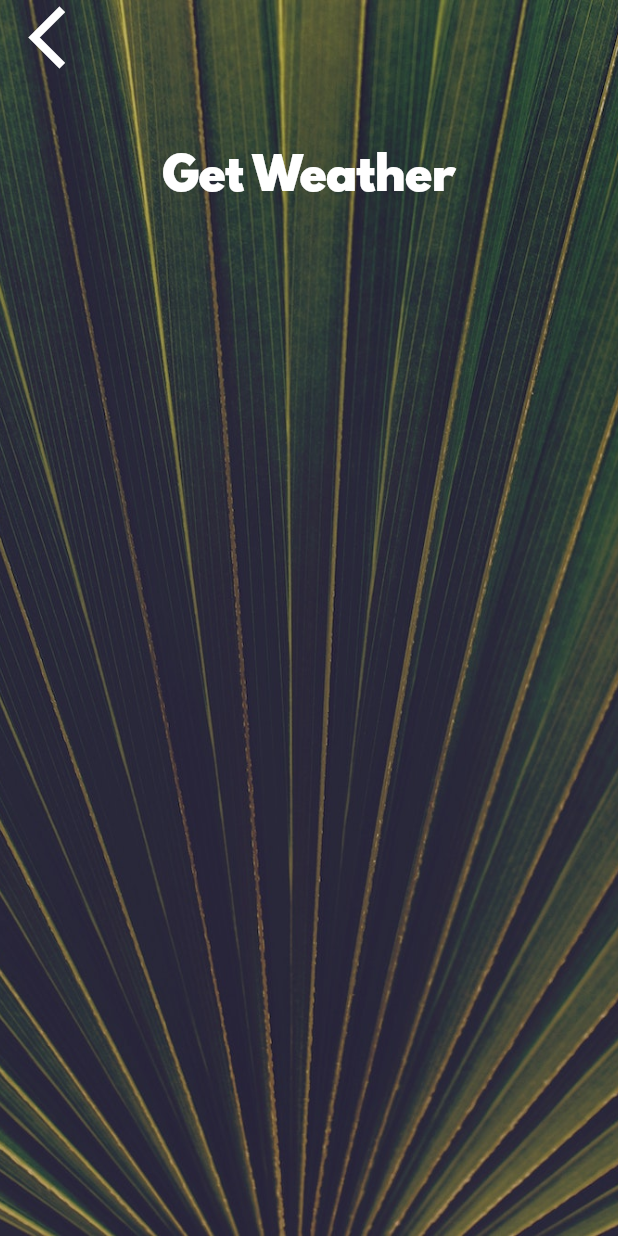
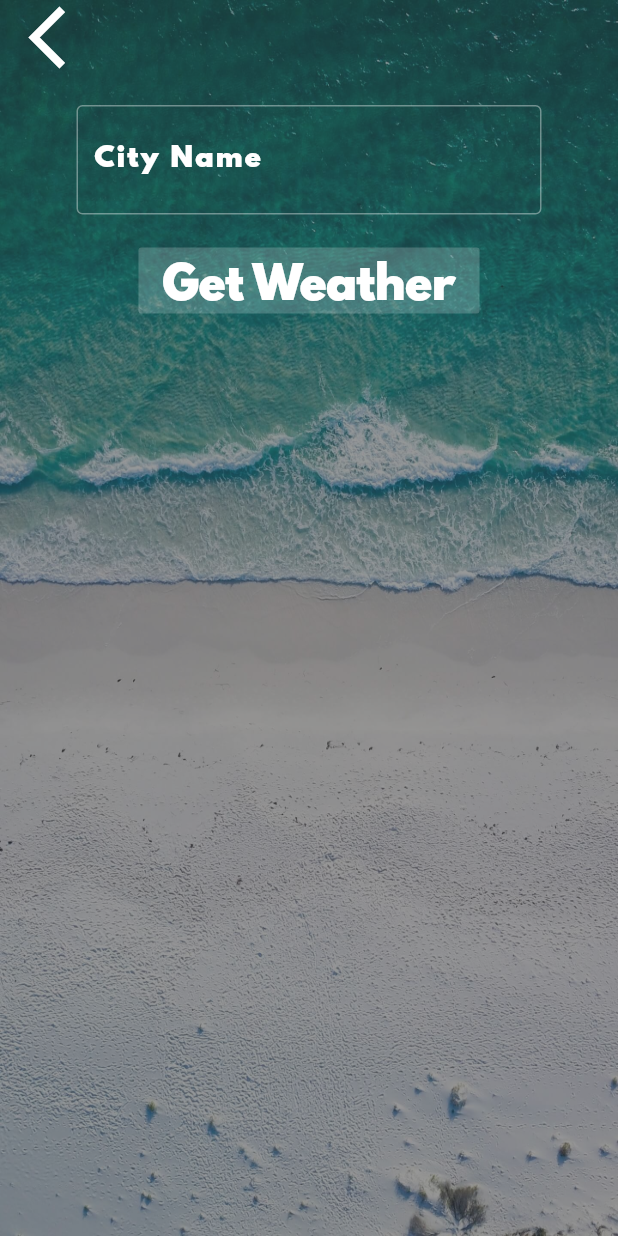
Before and after one commit to sanefc23/flutter_weather, a Flutter app: the CityScreen screen opened directly, on a phone screen of 412 x 824 dp. Run offline on Flutter 3.47's test engine with Material 2 defaults, Android fonts, the phone set to English and light mode, and no system bars; our stand-ins replace flutter_spinkit, geolocator; network calls fail; statements that could not run were skipped.

Commit message:
styled CityScreen with TextField

```diff
--- a/lib/screens/city_screen.dart
+++ b/lib/screens/city_screen.dart
@@ -10,21 +10,28 @@ class _CityScreenState extends State<CityScreen> {
   @override
   Widget build(BuildContext context) {
     return Scaffold(
+      resizeToAvoidBottomInset: false,
       body: Container(
         decoration: BoxDecoration(
           image: DecorationImage(
-            image: AssetImage('images/city_background.jpg'),
-            fit: BoxFit.cover,
+            image: AssetImage('images/bkg3.jpeg'),
+            fit: BoxFit.fill,
+            alignment: Alignment.topCenter,
+            colorFilter: ColorFilter.mode(
+                Colors.white.withOpacity(0.5), BlendMode.dstATop),
           ),
         ),
         constraints: BoxConstraints.expand(),
         child: SafeArea(
           child: Column(
+            mainAxisSize: MainAxisSize.max,
             children: <Widget>[
               Align(
                 alignment: Alignment.topLeft,
                 child: FlatButton(
-                  onPressed: () {},
+                  onPressed: () {
+                    Navigator.pop(context);
+                  },
                   child: Icon(
                     Icons.arrow_back_ios,
                     size: 50.0,
@@ -32,10 +39,18 @@ class _CityScreenState extends State<CityScreen> {
                 ),
               ),
               Container(
+                width: 350,
                 padding: EdgeInsets.all(20.0),
-                child: null,
+                child: TextFormField(
+                  cursorColor: Colors.tealAccent,
+                  textAlign: TextAlign.center,
+                  style: TextStyle(fontSize: 22, fontFamily: 'SpartanMB'),
+                  decoration: kSearchCityTextField,
+                  onChanged: (value) {},
+                ),
               ),
               FlatButton(
+                color: Color.fromRGBO(255, 255, 255, 0.2),
                 onPressed: () {},
                 child: Text(
                   'Get Weather',
--- a/lib/screens/loading_screen.dart
+++ b/lib/screens/loading_screen.dart
@@ -5,7 +5,7 @@ import 'package:flutter_spinkit/flutter_spinkit.dart';
 
 const spinkit = SpinKitRipple(
   color: Colors.white,
-  size: 150.0,
+  size: 120.0,
 );
 
 class LoadingScreen extends StatefulWidget {
@@ -34,6 +34,7 @@ class _LoadingScreenState extends State<LoadingScreen> {
   @override
   Widget build(BuildContext context) {
     return Scaffold(
+      resizeToAvoidBottomInset: false,
       backgroundColor: Colors.blueGrey[800],
       body: Center(
         child: spinkit,
--- a/lib/services/weather.dart
+++ b/lib/services/weather.dart
@@ -10,7 +10,7 @@ class WeatherModel {
     await location.getCurrentLocation();
 
     NetworkHelper networkHelper = NetworkHelper(
-        '$openWeatherMapURL?lat=${location.latitude}&lon=${location.longitude}&%20exclude=current,minutely,hourly&appid=$kApiKey&units=metric');
+        '$openWeatherMapURL?lat=${location.latitude}&lon=${location.longitude}&appid=$kApiKey&units=metric');
     var weatherData = await networkHelper.getData();
     return weatherData;
   }
--- a/lib/utilities/constants.dart
+++ b/lib/utilities/constants.dart
@@ -18,3 +18,15 @@ const kButtonTextStyle = TextStyle(
 const kConditionTextStyle = TextStyle(
   fontSize: 60.0,
 );
+
+const kSearchCityTextField = InputDecoration(
+    border: OutlineInputBorder(
+      borderSide: BorderSide(color: Colors.white),
+    ),
+    labelStyle: TextStyle(
+      letterSpacing: 1.5,
+      color: Colors.white,
+      fontSize: 18,
+    ),
+    labelText: 'City Name',
+    hintText: 'Enter a city name');
```
Also changed, not shown: lib/screens/location_screen.dart (+26 -6 lines), images/bkg2.png (added), images/bkg3.jpeg (added), images/city_background.jpg (deleted), images/location_background.jpg (deleted), images/weatherbkg.png (deleted).
